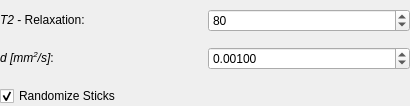
First picture: the form in Plugins/org.mitk.gui.qt.diffusionimaging/src/QmitkAstrosticksModelParametersWidgetControls.ui, repository MITK/MITK, before the edit.
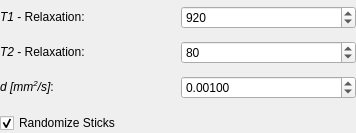
Second picture: the form after the edit.

Commit message: added basic T1 support. todo: update parameter saving and loading. adapt sequence?

```diff
--- a/Plugins/org.mitk.gui.qt.diffusionimaging/src/QmitkAstrosticksModelParametersWidgetControls.ui
+++ b/Plugins/org.mitk.gui.qt.diffusionimaging/src/QmitkAstrosticksModelParametersWidgetControls.ui
@@ -6,8 +6,8 @@
    <rect>
     <x>0</x>
     <y>0</y>
-    <width>410</width>
-    <height>106</height>
+    <width>356</width>
+    <height>133</height>
    </rect>
   </property>
   <property name="sizePolicy">
@@ -66,34 +66,14 @@
       <property name="bottomMargin">
        <number>0</number>
       </property>
-      <item row="0" column="0">
-       <widget class="QLabel" name="label_5">
-        <property name="text">
-         <string>&lt;html&gt;&lt;head/&gt;&lt;body&gt;&lt;p&gt;&lt;span style=&quot; font-style:italic;&quot;&gt;T2&lt;/span&gt; - Relaxation:&lt;/p&gt;&lt;/body&gt;&lt;/html&gt;</string>
-        </property>
-       </widget>
-      </item>
-      <item row="0" column="1">
-       <widget class="QSpinBox" name="m_T2box">
-        <property name="toolTip">
-         <string>T2 relaxation time of this compartment (in milliseconds).</string>
-        </property>
-        <property name="maximum">
-         <number>10000</number>
-        </property>
-        <property name="value">
-         <number>80</number>
-        </property>
-       </widget>
-      </item>
-      <item row="1" column="0">
+      <item row="2" column="0">
        <widget class="QLabel" name="label">
         <property name="text">
          <string>&lt;html&gt;&lt;head/&gt;&lt;body&gt;&lt;p&gt;&lt;span style=&quot; font-style:italic;&quot;&gt;d [mm&lt;/span&gt;&lt;span style=&quot; font-style:italic; vertical-align:super;&quot;&gt;2&lt;/span&gt;&lt;span style=&quot; font-style:italic;&quot;&gt;/s&lt;/span&gt;&lt;span style=&quot; font-style:italic;&quot;&gt;]&lt;/span&gt;:&lt;/p&gt;&lt;/body&gt;&lt;/html&gt;</string>
         </property>
        </widget>
       </item>
-      <item row="1" column="1">
+      <item row="2" column="1">
        <widget class="QDoubleSpinBox" name="m_D1box">
         <property name="toolTip">
          <string>Diffusivity along sticks.</string>
@@ -112,6 +92,46 @@
         </property>
        </widget>
       </item>
+      <item row="1" column="0">
+       <widget class="QLabel" name="label_5">
+        <property name="text">
+         <string>&lt;html&gt;&lt;head/&gt;&lt;body&gt;&lt;p&gt;&lt;span style=&quot; font-style:italic;&quot;&gt;T2&lt;/span&gt; - Relaxation:&lt;/p&gt;&lt;/body&gt;&lt;/html&gt;</string>
+        </property>
+       </widget>
+      </item>
+      <item row="1" column="1">
+       <widget class="QSpinBox" name="m_T2box">
+        <property name="toolTip">
+         <string>T2 relaxation time of this compartment (in milliseconds).</string>
+        </property>
+        <property name="maximum">
+         <number>999999999</number>
+        </property>
+        <property name="value">
+         <number>80</number>
+        </property>
+       </widget>
+      </item>
+      <item row="0" column="0">
+       <widget class="QLabel" name="label_6">
+        <property name="text">
+         <string>&lt;html&gt;&lt;head/&gt;&lt;body&gt;&lt;p&gt;&lt;span style=&quot; font-style:italic;&quot;&gt;T1&lt;/span&gt; - Relaxation:&lt;/p&gt;&lt;/body&gt;&lt;/html&gt;</string>
+        </property>
+       </widget>
+      </item>
+      <item row="0" column="1">
+       <widget class="QSpinBox" name="m_T1box">
+        <property name="toolTip">
+         <string>T1 relaxation time of this compartment (in milliseconds).</string>
+        </property>
+        <property name="maximum">
+         <number>999999999</number>
+        </property>
+        <property name="value">
+         <number>920</number>
+        </property>
+       </widget>
+      </item>
      </layout>
     </widget>
    </item>
```
The commit also changes 18 other files.
